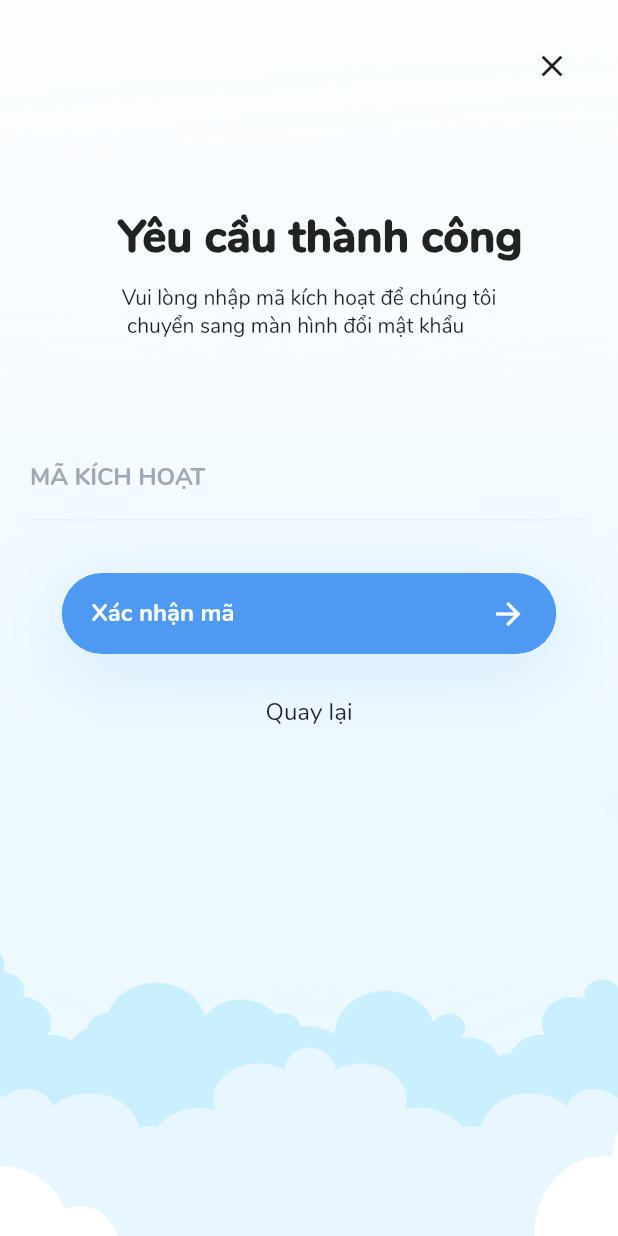
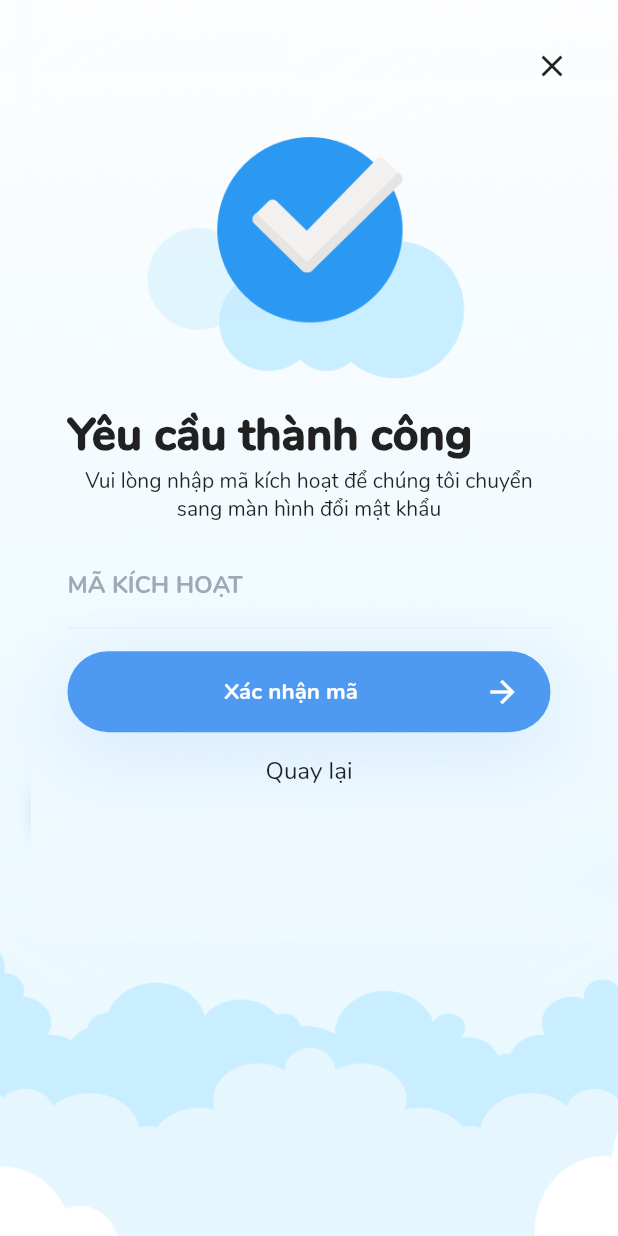
Before and after one commit to trungdp/SocialAppFlutter, a Flutter app: the ConfirmCodeScreen screen opened directly, on a phone screen of 412 x 824 dp. Run offline on Flutter 3.47's test engine with Material 2 defaults, Android fonts, the phone set to English and light mode, and no system bars; missing offline and left inert: flutter_statusbarcolor.

Commit message:
fixed and merge source

```diff
--- a/lib/Screens/ChangePass/components/body.dart
+++ b/lib/Screens/ChangePass/components/body.dart
@@ -1,6 +1,4 @@
 import 'package:flutter/material.dart';
-import 'package:myapp/components/confirm_field.dart';
-import 'package:myapp/components/primary_button.dart';
 import 'package:myapp/components/password_field.dart';
 import 'package:myapp/components/rounded_button.dart';
 import 'package:myapp/localizations/AppLocalizations.dart';
@@ -9,9 +7,12 @@ class Body extends StatelessWidget {
   final Function onPasswordChanged;
   final Function onConfirmChanged;
   final Function onSubmit;
-  const Body(
-      {Key key, this.onPasswordChanged, this.onConfirmChanged, this.onSubmit})
-      : super(key: key);
+  const Body({
+    Key key,
+    this.onPasswordChanged,
+    this.onConfirmChanged,
+    this.onSubmit,
+  }) : super(key: key);
 
   @override
   Widget build(BuildContext context) {
@@ -39,7 +40,7 @@ class Body extends StatelessWidget {
                     child: Text(
                       locale.translate('changePassword.title'),
                       style: TextStyle(
-                        fontWeight: FontWeight.bold,
+                        fontWeight: FontWeight.w900,
                         fontSize: 30,
                         color: Color.fromRGBO(89, 176, 250, 1),
                       ),
@@ -62,7 +63,9 @@ class Body extends StatelessWidget {
                     onChanged: this.onConfirmChanged,
                     text: locale.translate('changePassword.confirmPassword'),
                   ),
-                  RoundedButton(
+                  Padding(
+                    padding: const EdgeInsets.only(top: 20.0),
+                    child: RoundedButton(
                       text: locale.translate('changePassword.title'),
                       color: Color.fromRGBO(78, 153, 242, 1),
                       textColor: Colors.white,
@@ -70,6 +73,7 @@ class Body extends StatelessWidget {
                       iconRight: Icon(
                         Icons.arrow_forward,
                         color: Colors.white,
+                      ),
                     ),
                   ),
                 ],
--- a/lib/Screens/ConfirmCode/components/body.dart
+++ b/lib/Screens/ConfirmCode/components/body.dart
@@ -1,5 +1,5 @@
 import 'package:flutter/material.dart';
-import 'package:myapp/components/primary_button.dart';
+import 'package:myapp/components/rounded_button.dart';
 import 'package:myapp/components/text_field_container.dart';
 import 'package:myapp/localizations/AppLocalizations.dart';
 
@@ -18,6 +18,7 @@ class Body extends StatelessWidget {
   @override
   Widget build(BuildContext context) {
     final locale = ApplicationLocalizations.of(context);
+    Size size = MediaQuery.of(context).size;
     return Container(
         child: new Stack(
       children: <Widget>[
@@ -28,63 +29,78 @@ class Body extends StatelessWidget {
               child: IconButton(
                 icon: new Icon(Icons.clear),
                 onPressed: () {},
-                )),
+              ),
+            ),
             Container(
-              margin: const EdgeInsets.only(top: 70.0, left: 15),
-              child: Align(
-                alignment: Alignment.center,
-                child: Text(
-                  ApplicationLocalizations.of(context)
-                      .translate("requireSuccess"),
+              margin: const EdgeInsets.only(left: 25.0, right: 25.0),
+              height: size.height * 0.8,
+              child: Column(
+                mainAxisAlignment: MainAxisAlignment.center,
+                crossAxisAlignment: CrossAxisAlignment.start,
+                mainAxisSize: MainAxisSize.max,
+                children: [
+                  Text(
+                    locale.translate("requireSuccess.title"),
                     style: TextStyle(
                       fontWeight: FontWeight.w900,
                       fontSize: 30,
                       color: Colors.black87,
                     ),
                   ),
+                  Text(
+                    locale.translate("requireSuccess.require"),
+                    style: TextStyle(
+                      color: Colors.black87,
+                    ),
+                    textAlign: TextAlign.center,
+                  ),
+                  RoundedTextField(
+                    lable: locale.translate("requireSuccess.activeCode"),
+                    onChanged: (value) {},
+                  ),
+                  // Padding(
+                  //   padding: const EdgeInsets.symmetric(vertical: 15.0),
+                  //   child: RichText(
+                  //     textAlign: TextAlign.left,
+                  //     text: TextSpan(
+                  //       text: locale.translate('requireSuccess.error'),
+                  //       style: TextStyle(
+                  //         color: Colors.red[200],
+                  //         fontWeight: FontWeight.bold,
+                  //         fontSize: 14,
+                  //       ),
+                  //       children: <TextSpan>[
+                  //         TextSpan(
+                  //           text:
+                  //               ' ' + locale.translate('requireSuccess.wrong'),
+                  //           style: TextStyle(
+                  //             color: Colors.black54,
+                  //             fontWeight: FontWeight.bold,
+                  //             fontSize: 14,
+                  //           ),
+                  //         ),
+                  //       ],
+                  //     ),
+                  //   ),
+                  // ),
+                  RoundedButton(
+                    text: locale.translate("requireSuccess.confirm"),
+                    color: Color.fromRGBO(78, 153, 242, 1),
+                    textColor: Colors.white,
+                    press: this.onSubmit,
+                    iconRight: Icon(
+                      Icons.arrow_forward,
+                      color: Colors.white,
                     ),
                   ),
-            Container(
-              margin: const EdgeInsets.only(top: 10.0, bottom: 50),
+                  Align(
+                    alignment: Alignment.center,
                     child: Text(
-                locale.translate("activeText"),
-                style: TextStyle(
-                    color: Colors.black87, fontWeight: FontWeight.normal),
+                      locale.translate("requireSuccess.goBack"),
+                      style: TextStyle(color: Colors.black87, fontSize: 16),
                     ),
                   ),
-            RoundedTextField(
-              lable: locale.translate("activeCode"),
-              onChanged: (value) {},
-            ),
-            Container(
-              margin: const EdgeInsets.fromLTRB(20, 10, 0, 10),
-              child: Visibility(
-                child: Align(
-                  alignment: Alignment.centerLeft,
-                  child: Text(
-                    locale.translate('error'),
-                    style: TextStyle(
-                      fontWeight: FontWeight.w500,
-                      fontSize: 15,
-                      color: Colors.red[700],
-                    ),
-                  ),
-                ),
-                visible: this.errorMessage() != "",
-              ),
-            ),
-            PrimaryButton(
-              text: locale.translate("confirmCode"),
-              color: Color.fromRGBO(78, 153, 242, 1),
-              textColor: Colors.white,
-              onClick: this.onSubmit,
-            ),
-            FlatButton(
-              color: Colors.transparent,
-              onPressed: () {},
-              child: Text(
-                locale.translate("goBack"),
-                style: TextStyle(color: Colors.black87, fontSize: 16),
+                ],
               ),
             ),
           ],
--- a/lib/Screens/ConfirmCode/confirm_code_screen.dart
+++ b/lib/Screens/ConfirmCode/confirm_code_screen.dart
@@ -10,7 +10,7 @@ class ConfirmCodeScreen extends StatelessWidget {
         child: Container(
           decoration: BoxDecoration(
             image: DecorationImage(
-              image: AssetImage("assets/images/background.png"),
+              image: AssetImage("assets/images/bg-success-require.png"),
               fit: BoxFit.cover,
             ),
           ),
--- a/lib/Screens/ProcessSuccess/components/body.dart
+++ b/lib/Screens/ProcessSuccess/components/body.dart
@@ -26,8 +26,8 @@ class Body extends StatelessWidget {
             Container(
               margin: const EdgeInsets.only(top: 20.0, left: 25.0, right: 25.0),
               child: Text(
-                // "Chúc mừng bạn đã đổi mật khẩu thành công"
-                "Chúc mừng bạn đã đăng ký tài khoản thành công",
+                "Chúc mừng bạn đã đổi mật khẩu thành công",
+                // "Chúc mừng bạn đã đăng ký tài khoản thành công",
                 style: TextStyle(
                   color: Color.fromRGBO(119, 119, 127, 1),
                   fontSize: 16
--- a/lib/Screens/Register/StepTwo/components/body.dart
+++ b/lib/Screens/Register/StepTwo/components/body.dart
@@ -67,7 +67,7 @@ class _BodyState extends State<Body> {
                   Text(
                     locale.translate('register.infoContact'),
                     style: TextStyle(
-                      fontWeight: FontWeight.bold,
+                      fontWeight: FontWeight.w900,
                       fontSize: 30,
                       color: Color.fromRGBO(89, 176, 250, 1),
                     ),
--- a/lib/components/primary_button.dart
+++ /dev/null
@@ -1,60 +0,0 @@
-import 'package:flutter/material.dart';
-import 'package:myapp/constants.dart';
-
-class PrimaryButton extends StatelessWidget {
-  final String text;
-  final Function onClick;
-  final Color color, textColor;
-  const PrimaryButton(
-      {Key key,
-      this.text,
-      this.onClick,
-      this.color = kPrimaryColor,
-      this.textColor = Colors.white})
-      : super(key: key);
-
-  @override
-  Widget build(BuildContext context) {
-    Size size = MediaQuery.of(context).size;
-    return Container(
-      margin: EdgeInsets.symmetric(vertical: 15),
-      width: size.width * 0.8,
-      child: Container(
-        decoration: BoxDecoration(
-          boxShadow: [
-            BoxShadow(
-              offset: Offset(0, 10),
-              blurRadius: 50,
-              color: kPrimaryColor.withOpacity(0.20),
-            )
-          ],
-        ),
-        child: FlatButton(
-          shape: RoundedRectangleBorder(
-            borderRadius: BorderRadius.circular(30),
-          ),
-          padding: EdgeInsets.symmetric(vertical: 15, horizontal: 20),
-          color: color,
-          onPressed: onClick,
-          child: Row(
-            mainAxisAlignment: MainAxisAlignment.spaceBetween,
-            children: <Widget>[
-              Text(
-                text,
-                style: TextStyle(
-                  color: textColor,
-                  fontSize: 16,
-                  fontWeight: FontWeight.bold,
-                ),
-              ),
-              Icon(
-                Icons.arrow_forward,
-                color: Colors.white,
-              ),
-            ],
-          ),
-        ),
-      ),
-    );
-  }
-}
--- a/lib/components/rounded_button.dart
+++ b/lib/components/rounded_button.dart
@@ -36,26 +36,21 @@ class RoundedButton extends StatelessWidget {
             shape: RoundedRectangleBorder(
               borderRadius: BorderRadius.circular(30),
             ),
-            padding: EdgeInsets.symmetric(vertical: 15, horizontal: 40),
+            padding: EdgeInsets.symmetric(vertical: 15, horizontal: 20),
             color: color,
             onPressed: press,
             child: new Row(
               mainAxisAlignment: MainAxisAlignment.spaceBetween,
               children: <Widget>[
                 this.iconLeft != null ? this.iconLeft : Text(''),
-                // Expanded(
-                //   child: Padding(
-                //     padding: const EdgeInsets.all(16.0),
-                //     // child: Image.asset('images/user1.png'),
-                //   ),
-                // ),
                 Text(
                   text,
                   style: TextStyle(
                     color: textColor,
-                    fontSize: 14,
-                    fontWeight: FontWeight.bold,
+                    fontSize: 15,
+                    fontWeight: FontWeight.bold
                   ),
+                  textAlign: TextAlign.center,
                 ),
                 this.iconRight != null ? this.iconRight : Text(''),
               ],
```
Also changed, not shown: assets/i18n/vi.json (+18 -14 lines), lib/Screens/ChangePass/components/background.dart (deleted, +0 -29 lines), lib/Screens/ConfirmCode/components/background.dart (deleted, +0 -29 lines), lib/Screens/ForgotPassword/components/body.dart (+66 -15 lines), lib/Screens/Login/components/body.dart (+1 -47 lines), lib/Screens/Register/StepOne/components/body.dart (+5 -4 lines), lib/components/activeCode_filed.dart (deleted, +0 -42 lines), lib/components/confirm_field.dart (deleted, +0 -42 lines), lib/main.dart (+7 -2 lines), assets/images/bg-success-require.png (added). Lines whose indentation alone changed are shown as unchanged.
